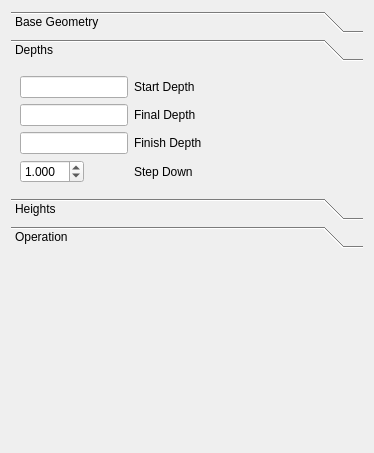
Old version of the form src/Mod/Path/Gui/Resources/panels/MillFaceEdit.ui in the repository berndhahnebach/All_FreeCAD.
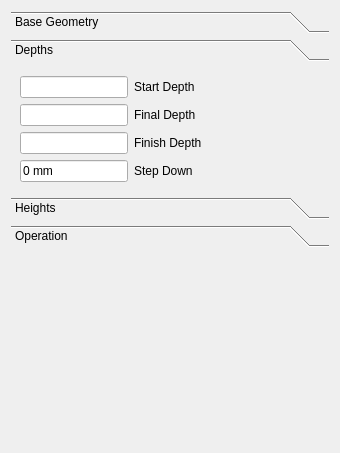
New version of the form. The open tabs and pages were chosen to show the change. Icons and pictures are not drawn. Custom widgets are drawn as their Qt base class.

Patch:
```diff
--- a/src/Mod/Path/Gui/Resources/panels/MillFaceEdit.ui
+++ b/src/Mod/Path/Gui/Resources/panels/MillFaceEdit.ui
@@ -6,7 +6,7 @@
    <rect>
     <x>0</x>
     <y>0</y>
-    <width>374</width>
+    <width>340</width>
     <height>453</height>
    </rect>
   </property>
@@ -111,8 +111,8 @@
        <rect>
         <x>0</x>
         <y>0</y>
-        <width>356</width>
-        <height>124</height>
+        <width>322</width>
+        <height>108</height>
        </rect>
       </property>
       <attribute name="icon">
@@ -123,6 +123,9 @@
        <string>Depths</string>
       </attribute>
       <layout class="QFormLayout" name="formLayout_3">
+       <property name="fieldGrowthPolicy">
+        <enum>QFormLayout::ExpandingFieldsGrow</enum>
+       </property>
        <item row="0" column="0">
         <widget class="Gui::InputField" name="startDepth">
          <property name="unit" stdset="0">
@@ -165,19 +168,6 @@
          </property>
         </widget>
        </item>
-       <item row="3" column="0">
-        <widget class="QDoubleSpinBox" name="stepDown">
-         <property name="decimals">
-          <number>3</number>
-         </property>
-         <property name="minimum">
-          <double>0.100000000000000</double>
-         </property>
-         <property name="value">
-          <double>1.000000000000000</double>
-         </property>
-        </widget>
-       </item>
        <item row="3" column="1">
         <widget class="QLabel" name="label_2">
          <property name="text">
@@ -185,6 +175,16 @@
          </property>
         </widget>
        </item>
+       <item row="3" column="0">
+        <widget class="Gui::InputField" name="stepDown">
+         <property name="text">
+          <string>0 mm</string>
+         </property>
+         <property name="unit" stdset="0">
+          <string notr="true">mm</string>
+         </property>
+        </widget>
+       </item>
       </layout>
      </widget>
      <widget class="QWidget" name="Heights">
@@ -409,6 +409,11 @@
    <extends>QLineEdit</extends>
    <header>Gui/InputField.h</header>
   </customwidget>
+  <customwidget>
+   <class>Gui::QuantitySpinBox</class>
+   <extends>QWidget</extends>
+   <header>Gui/QuantitySpinBox.h</header>
+  </customwidget>
  </customwidgets>
  <resources>
   <include location="../Path.qrc"/>
```
Left out of the diff: 38 changed lines with no effect on the pictures.
